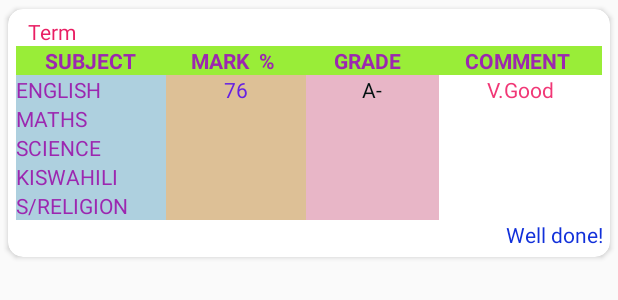
After one commit to Philemonksigei/ShulePlus, an Android app: the layout acad_records_row.xml on its own in the app's theme, with its tools: preview values and no code run, on a phone screen of 412 x 824 dp. The commit adds this screen. Shown: the top 300 px of the screen. Run offline under Robolectric (Android 15) with nearby library versions, the light colour scheme and no system bars.

Commit message:
Added the accademic recordsrow

```diff
--- a/app/build.gradle
+++ b/app/build.gradle
@@ -33,4 +33,6 @@ dependencies {
     androidTestImplementation 'androidx.test.ext:junit:1.1.1'
     androidTestImplementation 'androidx.test.espresso:espresso-core:3.2.0'
     implementation 'androidx.recyclerview:recyclerview:1.0.0'
+    implementation 'androidx.cardview:cardview:1.0.0'
+
 }
--- /dev/null
+++ b/app/src/main/res/layout/acad_records_row.xml
@@ -0,0 +1,303 @@
+<?xml version="1.0" encoding="utf-8"?>
+<androidx.cardview.widget.CardView xmlns:android="http://schemas.android.com/apk/res/android"
+    xmlns:app="http://schemas.android.com/apk/res-auto"
+    xmlns:tools="http://schemas.android.com/tools"
+    android:id="@+id/acad_records_row"
+    android:layout_width="match_parent"
+    android:layout_height="wrap_content"
+    android:background="#FFFFFF"
+    android:elevation="3dp"
+    android:orientation="vertical"
+    app:cardBackgroundColor="#FFFFFF"
+    app:cardCornerRadius="10dp"
+    app:cardUseCompatPadding="true"
+    app:contentPadding="5dp">
+
+    <LinearLayout
+        android:layout_width="match_parent"
+        android:layout_height="wrap_content"
+        android:orientation="vertical">
+
+        <TextView
+            android:id="@+id/term_id"
+            android:layout_width="wrap_content"
+            android:layout_height="wrap_content"
+            android:layout_marginStart="@dimen/standard_margin"
+            android:layout_marginEnd="@dimen/standard_margin"
+            android:text="Term"
+            android:textColor="#E91E63"
+            android:textSize="14sp"
+            app:layout_constraintEnd_toEndOf="parent"
+            app:layout_constraintHorizontal_bias="0.05"
+            app:layout_constraintStart_toStartOf="parent"
+            app:layout_constraintTop_toTopOf="parent" />
+
+        <LinearLayout
+            android:layout_width="match_parent"
+            android:layout_height="match_parent"
+            android:background="#99ED38"
+            android:orientation="horizontal">
+
+            <TextView
+                android:id="@+id/subject_id"
+                android:layout_width="32dp"
+                android:layout_height="wrap_content"
+                android:layout_weight="1"
+                android:gravity="center"
+                android:text="SUBJECT"
+                android:textColor="#9C27B0"
+                android:textStyle="bold" />
+
+            <TextView
+                android:id="@+id/mark_tittle"
+                android:layout_width="25dp"
+                android:layout_height="wrap_content"
+                android:layout_weight="1"
+                android:gravity="center"
+                android:text="MARK  %"
+                android:textColor="#9C27B0"
+                android:textStyle="bold" />
+
+            <TextView
+                android:id="@+id/grade_tittle"
+                android:layout_width="20dp"
+                android:layout_height="match_parent"
+                android:layout_weight="1"
+                android:gravity="center"
+                android:text="GRADE"
+                android:textColor="#9C27B0"
+                android:textStyle="bold" />
+
+            <TextView
+                android:id="@+id/comment_tiitle"
+                android:layout_width="45dp"
+                android:layout_height="wrap_content"
+                android:layout_weight="1"
+                android:gravity="center"
+                android:text="COMMENT"
+                android:textColor="#9C27B0"
+                android:textStyle="bold" />
+        </LinearLayout>
+
+        <LinearLayout
+            android:layout_width="match_parent"
+            android:layout_height="match_parent"
+            android:orientation="horizontal">
+
+            <TextView
+                android:id="@+id/eng_sname"
+                android:layout_width="32dp"
+                android:layout_height="wrap_content"
+                android:layout_weight="1"
+                android:background="#AED0DF"
+                android:text="ENGLISH"
+                android:textColor="#9C27B0" />
+
+            <TextView
+                android:id="@+id/mark_eng"
+                android:layout_width="25dp"
+                android:layout_height="wrap_content"
+                android:layout_weight="1"
+                android:background="#DDC096"
+                android:gravity="center"
+                android:text="76"
+                android:textColor="#6620E3" />
+
+            <TextView
+                android:id="@+id/grade_eng"
+                android:layout_width="20dp"
+                android:layout_height="wrap_content"
+                android:layout_weight="1"
+                android:background="#E8B6C7"
+                android:gravity="center"
+                android:text="A-"
+                android:textColor="#01100F" />
+
+            <TextView
+                android:id="@+id/comment_eng"
+                android:layout_width="40dp"
+                android:layout_height="wrap_content"
+                android:layout_weight="1"
+                android:gravity="center"
+                android:text="V.Good"
+                android:textColor="#F13776" />
+        </LinearLayout>
+
+        <LinearLayout
+            android:layout_width="match_parent"
+            android:layout_height="match_parent"
+            android:orientation="horizontal">
+
+            <TextView
+                android:id="@+id/math_sname"
+                android:layout_width="32dp"
+                android:layout_height="wrap_content"
+                android:layout_weight="1"
+                android:background="#AED0DF"
+                android:text="MATHS"
+                android:textColor="#9C27B0" />
+
+            <TextView
+                android:id="@+id/mark_math"
+                android:layout_width="25dp"
+                android:layout_height="wrap_content"
+                android:layout_weight="1"
+                android:background="#DDC096"
+                android:gravity="center"
+                android:textColor="#6620E3" />
+
+            <TextView
+                android:id="@+id/grade_math"
+                android:layout_width="20dp"
+                android:layout_height="wrap_content"
+                android:layout_weight="1"
+                android:background="#E8B6C7"
+                android:gravity="center"
+                android:textColor="#01100F" />
+
+            <TextView
+                android:id="@+id/comment_maths"
+                android:layout_width="40dp"
+                android:layout_height="wrap_content"
+                android:layout_weight="1"
+                android:gravity="center"
+                android:textColor="#F13776" />
+
+        </LinearLayout>
+
+        <LinearLayout
+            android:layout_width="match_parent"
+            android:layout_height="match_parent"
+            android:orientation="horizontal">
+
+            <TextView
+                android:id="@+id/sci_sname"
+                android:layout_width="32dp"
+                android:layout_height="wrap_content"
+                android:layout_weight="1"
+                android:background="#AED0DF"
+                android:text="SCIENCE"
+                android:textColor="#9C27B0" />
+
+            <TextView
+                android:id="@+id/mark_sci"
+                android:layout_width="25dp"
+                android:layout_height="wrap_content"
+                android:layout_weight="1"
+                android:background="#DDC096"
+                android:gravity="center"
+                android:textColor="#6620E3" />
+
+            <TextView
+                android:id="@+id/grade_sci"
+                android:layout_width="20dp"
+                android:layout_height="match_parent"
+                android:layout_weight="1"
+                android:background="#E8B6C7"
+                android:gravity="center"
+                android:textColor="#01100F" />
+
+            <TextView
+                android:id="@+id/comment_sci"
+                android:layout_width="40dp"
+                android:layout_height="wrap_content"
+                android:layout_weight="1"
+                android:gravity="center"
+                android:textColor="#F13776" />
+
+        </LinearLayout>
+
+        <LinearLayout
+            android:layout_width="match_parent"
+            android:layout_height="match_parent"
+            android:layout_weight="1"
+            android:orientation="horizontal">
+
+            <TextView
+                android:id="@+id/kis_sname"
+                android:layout_width="32dp"
+                android:layout_height="wrap_content"
+                android:layout_weight="1"
+                android:background="#AED0DF"
+                android:text="KISWAHILI"
+                android:textColor="#9C27B0" />
+
+            <TextView
+                android:id="@+id/mark_kis"
+                android:layout_width="25dp"
+                android:layout_height="wrap_content"
+                android:layout_weight="1"
+                android:background="#DDC096"
+                android:gravity="center"
+                android:textColor="#6620E3" />
+
+            <TextView
+                android:id="@+id/grade_kis"
+                android:layout_width="20dp"
+                android:layout_height="wrap_content"
+                android:layout_weight="1"
+                android:background="#E8B6C7"
+                android:gravity="center"
+                android:textColor="#01100F" />
+
+            <TextView
+                android:id="@+id/comment_kis"
+                android:layout_width="40dp"
+                android:layout_height="wrap_content"
+                android:layout_weight="1"
+                android:gravity="center"
+                android:textColor="#F13776" />
+        </LinearLayout>
+
+        <LinearLayout
+            android:layout_width="match_parent"
+            android:layout_height="match_parent"
+            android:orientation="horizontal">
+
+            <TextView
+                android:id="@+id/ss_sname"
+                android:layout_width="32dp"
+                android:layout_height="wrap_content"
+                android:layout_weight="1"
+                android:background="#AED0DF"
+                android:text="S/RELIGION"
+                android:textColor="#9C27B0" />
+
+            <TextView
+                android:id="@+id/mark_sre"
+                android:layout_width="25dp"
+                android:layout_height="wrap_content"
+                android:layout_weight="1"
+                android:background="#DDC096"
+                android:gravity="center"
+                android:textColor="#6620E3" />
+
+            <TextView
+                android:id="@+id/grade_sre"
+                android:layout_width="20dp"
+                android:layout_height="wrap_content"
+                android:layout_weight="1"
+                android:background="#E8B6C7"
+                android:gravity="center"
+                android:textColor="#01100F" />
+
+            <TextView
+                android:id="@+id/comment_sre"
+                android:layout_width="40dp"
+                android:layout_height="wrap_content"
+                android:layout_weight="1"
+                android:gravity="center"
+                android:textColor="#F13776" />
+        </LinearLayout>
+
+        <TextView
+            android:id="@+id/overal_comment"
+            android:layout_width="match_parent"
+            android:layout_height="wrap_content"
+            android:gravity="right"
+            android:text="Well done!"
+            android:textColor="#1130DA" />
+
+    </LinearLayout>
+
+</androidx.cardview.widget.CardView>
--- a/app/src/main/res/layout/acad_row.xml
+++ /dev/null
@@ -1,6 +0,0 @@
-<?xml version="1.0" encoding="utf-8"?>
-<androidx.constraintlayout.widget.Cardview xmlns:android="http://schemas.android.com/apk/res/android"
-    android:layout_width="match_parent"
-    android:layout_height="wrap_content">
-
-</androidx.constraintlayout.widget.Cardview>
--- a/app/src/main/res/values/dimens.xml
+++ b/app/src/main/res/values/dimens.xml
@@ -5,4 +5,5 @@
     <dimen name="nav_btn_width">50dp</dimen>
     <dimen name="margin_top_firstlinearlayout">50dp</dimen>
     <dimen name="height_notifications_btn">60dp</dimen>
+    <dimen name="margin_standard">10dp</dimen>
 </resources>
```
Also changed, not shown: app/src/main/res/layout/fragment_acad.xml (+49 -25 lines), app/src/main/res/layout/messagesrow.xml (deleted, +0 -80 lines).
